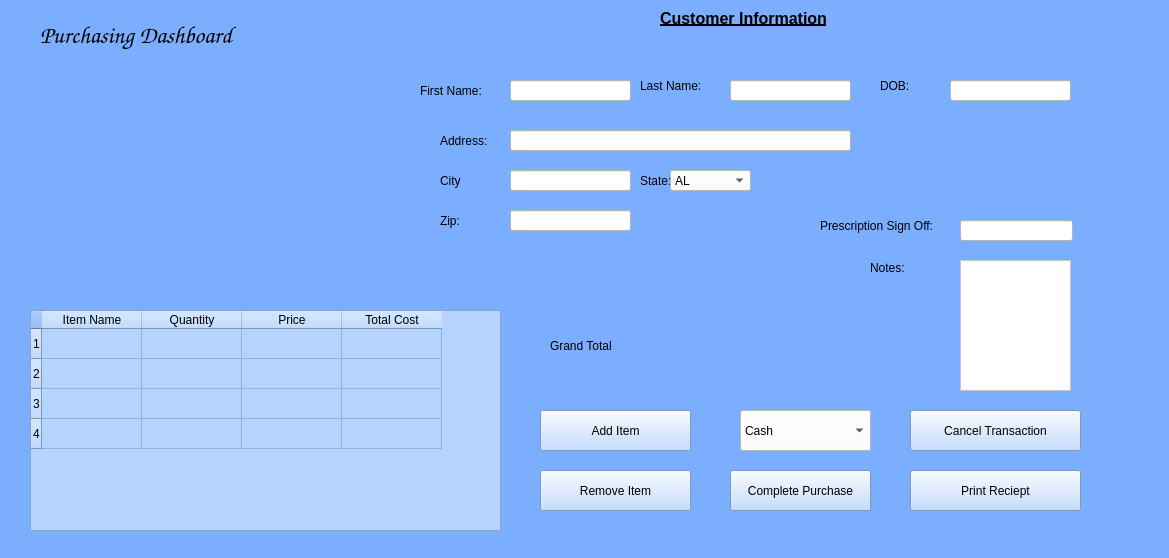
Before: the Qt Designer form UI/Purchase.ui in BennettPJ/SFWE403-Sem-Proj, drawn with Qt 5.
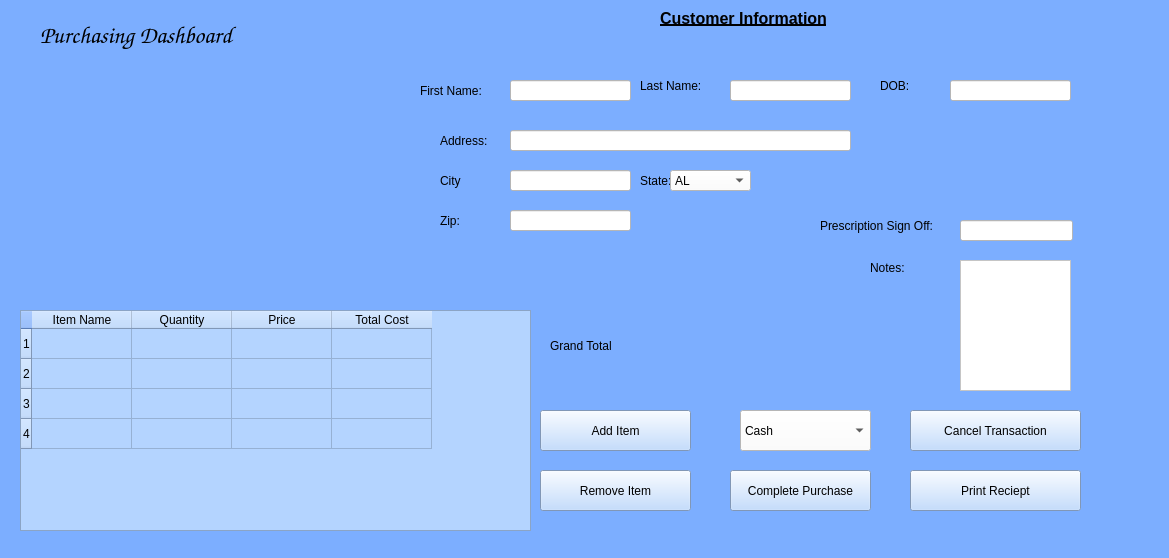
After: the same form once the commit is applied. Icons and pictures are not drawn.

Commit message:
added reciept for purchase GUI
receipt is working for purchase GUI, need to fix the formatting

The edit to the form file:
```diff
--- a/UI/Purchase.ui
+++ b/UI/Purchase.ui
@@ -271,9 +271,9 @@
    <widget class="QTableWidget" name="ItemsTable">
     <property name="geometry">
      <rect>
-      <x>30</x>
+      <x>20</x>
       <y>310</y>
-      <width>471</width>
+      <width>511</width>
       <height>221</height>
      </rect>
     </property>
```
Left out of the diff: 2 changed lines with no effect on the pictures. The commit also changes 1 other file.
